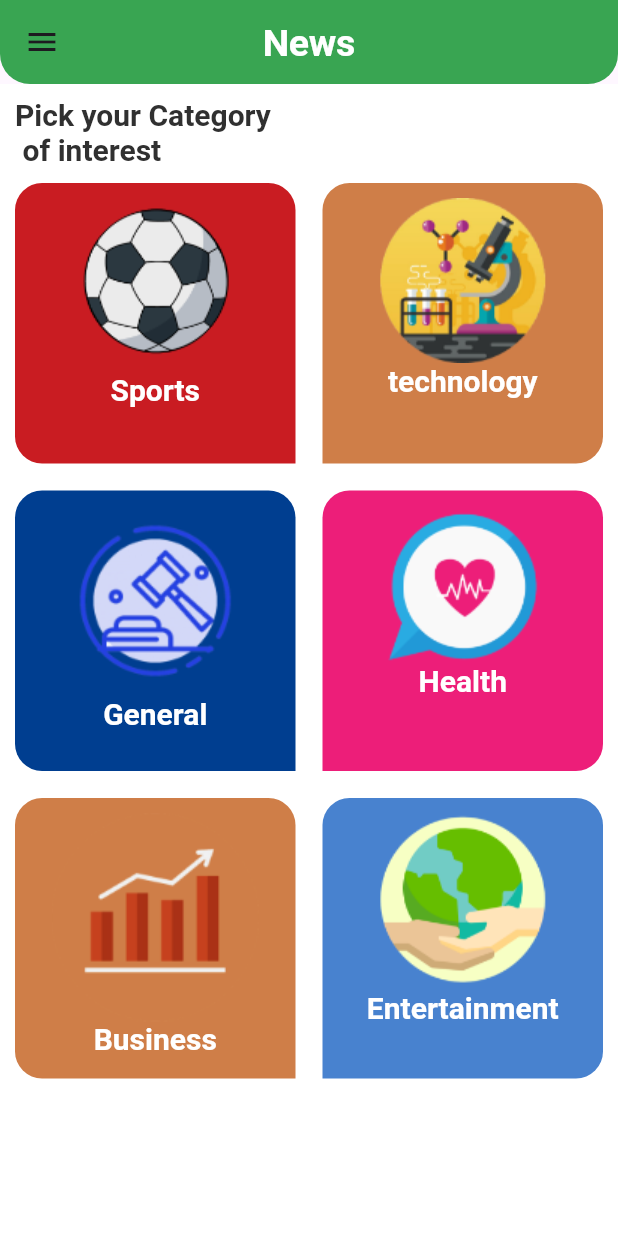
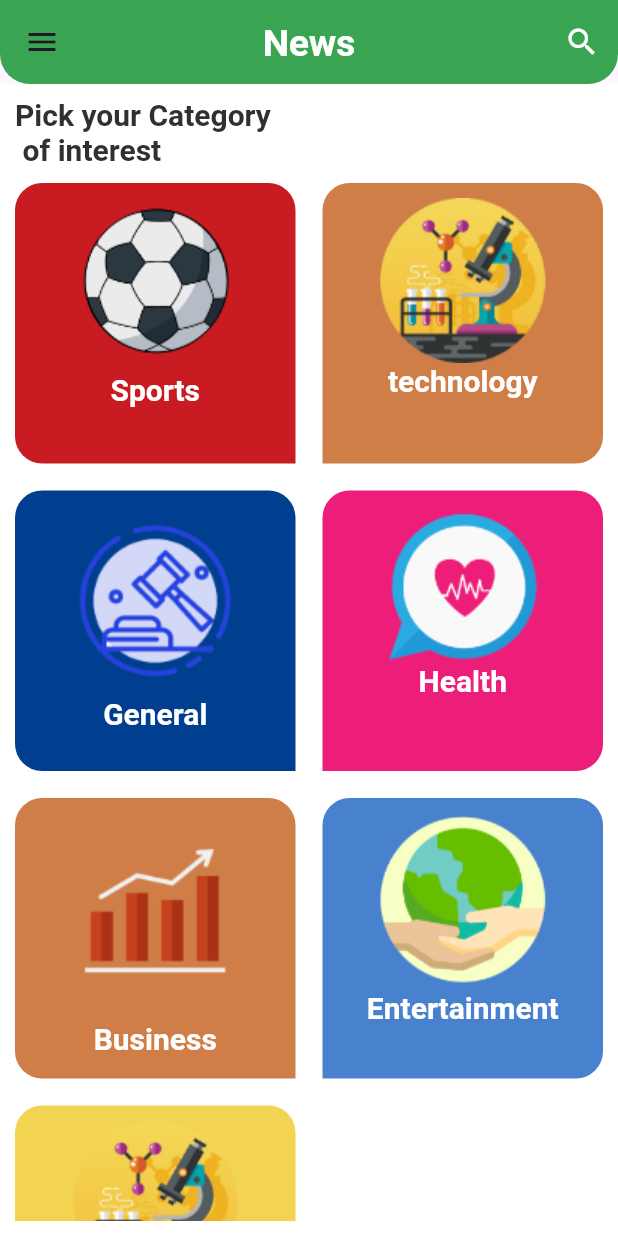
Before and after one commit to HebaEssam1/newsApp, a Flutter app: the screen it shows after launch, on a phone screen of 412 x 824 dp. Run offline on Flutter 3.47's test engine with Material 3 defaults, Android fonts, the phone set to English and light mode, and no system bars; our stand-ins replace firebase_core, flutter_linkify; accounts and stored records are empty.

Commit message:
news search news article

```diff
--- a/lib/Home/HomePage.dart
+++ b/lib/Home/HomePage.dart
@@ -8,6 +8,7 @@ import 'package:news/categories/Categories_tab.dart';
 import 'package:news/categories/Category_details.dart';
 import 'package:news/model/source_Response.dart';
 import 'package:news/my_theme.dart';
+import 'package:news/news/searchNews.dart';
 import '../model/Category.dart';
 class HomePage extends StatefulWidget {
   static const routeName='home';
@@ -17,19 +18,73 @@ class HomePage extends StatefulWidget {
 }
 
 class _HomePageState extends State<HomePage> {
-
-
+  bool searchflag=false;
+  String searchvalue='';
   @override
   Widget build(BuildContext context) {
     return Scaffold(
       appBar: AppBar(
-        title: Text('News',
-        style: Theme.of(context).textTheme.headline1,),
+        title: searchflag==false?Text('News',
+        style: Theme.of(context).textTheme.headline1,):
+        TextField(
+          onChanged: (value) {
+            setState(() {
+              searchvalue=value;
+            });
+
+          },
+          autofocus: true, //Display the keyboard when TextField is displayed
+          cursorColor: Colors.white,
+          style: TextStyle(
+            color: Colors.white,
+            fontSize: 20,
+          ),
+          textInputAction: TextInputAction.search, //Specify the action button on the keyboard
+          decoration: InputDecoration( //Style of TextField
+            enabledBorder: UnderlineInputBorder( //Default TextField border
+                borderSide: BorderSide(color: Colors.white)
+            ),
+            focusedBorder: UnderlineInputBorder( //Borders when a TextField is in focus
+                borderSide: BorderSide(color: Colors.white)
+            ),
+            hintText: 'Search', //Text that is displayed when nothing is entered.
+            hintStyle: TextStyle( //Style of hintText
+              color: Colors.white60,
+              fontSize: 20,
+            ),
+          ),
+        ),
+        actions: searchflag==false ? [
+      IconButton(
+        icon: Icon(
+        Icons.search,
+        color: Colors.white,
+      ),
+      onPressed: () {
+        setState(() {
+          searchflag = true;
+        });
+      })
+    ]
+        : [
+    IconButton(
+    icon: Icon(Icons.clear),
+    onPressed: () {
+    setState(() {
+    searchflag = false;
+    searchvalue='';
+    });
+    })]
+
+
+
       ),
       drawer: Drawer(
         child: HomeDrawer(onCallBack: onDrawerCallBack,),
       ),
-      body:SelectedDrawer==HomeDrawer.Settings?
+      body:searchflag==true?
+          SearchNews(searchValue: searchvalue):
+      SelectedDrawer==HomeDrawer.Settings?
           SettingsTab():
       selectedCategory== null ?
           CategoriesTab(onCategoryCallBack: CategoryCallBack,):
--- a/lib/categories/Categories_tab.dart
+++ b/lib/categories/Categories_tab.dart
@@ -30,7 +30,7 @@ class CategoriesTab extends StatelessWidget {
                   onTap: () => onCategoryCallBack(categoriesList[index]),
                     child: CategoryWidget(category: categoriesList[index], index: index));
               },
-              itemCount: 6,
+              itemCount: 7,
             ),
           ),
         ],
--- a/pubspec.yaml
+++ b/pubspec.yaml
@@ -28,6 +28,7 @@ environment:
 # the latest version available on pub.dev. To see which dependencies have newer
 # versions available, run `flutter pub outdated`.
 dependencies:
+  flutter_linkify: ^6.0.0
   flutter:
     sdk: flutter
 
@@ -37,6 +38,7 @@ dependencies:
   cupertino_icons: ^1.0.2
   firebase_core: ^2.22.0
   http: ^1.1.0
+  url_launcher: ^6.2.2
 
 dev_dependencies:
   flutter_test:
```
Also changed, not shown: lib/api_manager.dart (+17 -0 lines), lib/news/article.dart (+25 -2 lines), lib/news/searchNews.dart (added, +49 -0 lines), pubspec.lock, 5 other files.
